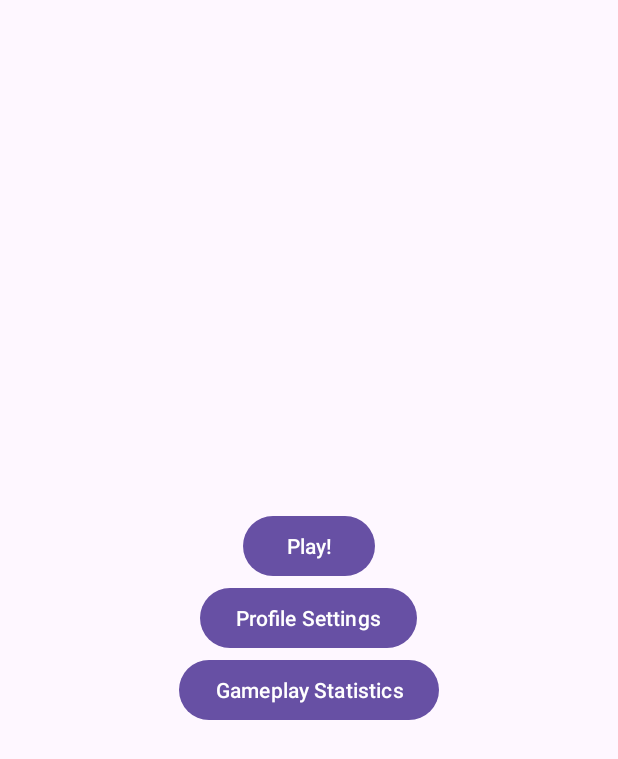
After one commit to tyriquezim/Pentago, an Android app: the fragment MainMenu shown on its own in the app's theme, on a phone screen of 412 x 824 dp. The commit adds this screen. Shown: the top 759 px of the screen. Run offline under Robolectric (Android 15) with nearby library versions, the phone set to English and light mode, and no system bars.

Commit message:
Added strings for the main menu fragment's buttons. Designed the MainMenuFragment's view in xml. Added room, navigation, fragment, view model dependencies o build gradle file

```diff
--- /dev/null
+++ b/app/src/main/java/com/android/personal/pentago/MainMenu.kt
@@ -0,0 +1,60 @@
+package com.android.personal.pentago
+
+import android.os.Bundle
+import androidx.fragment.app.Fragment
+import android.view.LayoutInflater
+import android.view.View
+import android.view.ViewGroup
+
+// TODO: Rename parameter arguments, choose names that match
+// the fragment initialization parameters, e.g. ARG_ITEM_NUMBER
+private const val ARG_PARAM1 = "param1"
+private const val ARG_PARAM2 = "param2"
+
+/**
+ * A simple [Fragment] subclass.
+ * Use the [MainMenu.newInstance] factory method to
+ * create an instance of this fragment.
+ */
+class MainMenu : Fragment()
+{
+    // TODO: Rename and change types of parameters
+    private var param1: String? = null
+    private var param2: String? = null
+
+    override fun onCreate(savedInstanceState: Bundle?)
+    {
+        super.onCreate(savedInstanceState)
+        arguments?.let {
+            param1 = it.getString(ARG_PARAM1)
+            param2 = it.getString(ARG_PARAM2)
+        }
+    }
+
+    override fun onCreateView(inflater: LayoutInflater, container: ViewGroup?,
+                              savedInstanceState: Bundle?): View?
+    {
+        // Inflate the layout for this fragment
+        return inflater.inflate(R.layout.fragment_main_menu, container, false)
+    }
+
+    companion object
+    {
+        /**
+         * Use this factory method to create a new instance of
+         * this fragment using the provided parameters.
+         *
+         * @param param1 Parameter 1.
+         * @param param2 Parameter 2.
+         * @return A new instance of fragment MainMenu.
+         */
+        // TODO: Rename and change types and number of parameters
+        @JvmStatic fun newInstance(param1: String, param2: String) =
+            MainMenu().apply {
+                arguments = Bundle().apply {
+                    putString(ARG_PARAM1, param1)
+                    putString(ARG_PARAM2, param2)
+                }
+            }
+    }
+}
--- /dev/null
+++ b/app/src/main/res/layout/fragment_main_menu.xml
@@ -0,0 +1,29 @@
+<?xml version="1.0" encoding="utf-8"?>
+<LinearLayout
+    xmlns:tools="http://schemas.android.com/tools"
+    xmlns:android="http://schemas.android.com/apk/res/android"
+    xmlns:app="http://schemas.android.com/apk/res-auto"
+    android:layout_width="match_parent"
+    android:layout_height="match_parent"
+    android:orientation="vertical"
+    android:gravity="center">
+
+    <Button
+        android:id="@+id/play_button"
+        android:layout_width="wrap_content"
+        android:layout_height="wrap_content"
+        android:text="@string/play_button"/>
+
+    <Button
+        android:id="@+id/profile_settings_button"
+        android:layout_width="wrap_content"
+        android:layout_height="wrap_content"
+        android:text="@string/profile_settings_button"/>
+
+    <Button
+        android:id="@+id/gameplay_stats_button"
+        android:layout_width="wrap_content"
+        android:layout_height="wrap_content"
+        android:text="@string/gameplay_stats_button"/>
+
+</LinearLayout>
--- a/app/src/main/res/values/strings.xml
+++ b/app/src/main/res/values/strings.xml
@@ -1,3 +1,6 @@
 <resources>
     <string name="app_name">Pentago</string>
+    <string name="play_button">Play!</string>
+    <string name="profile_settings_button">Profile Settings</string>
+    <string name="gameplay_stats_button">Gameplay Statistics</string>
 </resources>
--- a/build.gradle.kts
+++ b/build.gradle.kts
@@ -2,4 +2,6 @@
 plugins {
     alias(libs.plugins.android.application) apply false
     alias(libs.plugins.jetbrains.kotlin.android) apply false
+    id("org.jetbrains.kotlin.kapt") version("1.6.10")  apply false
+    id("androidx.navigation.safeargs.kotlin") version("2.5.0") apply false
 }
```
Also changed, not shown: app/build.gradle.kts (+13 -0 lines).
